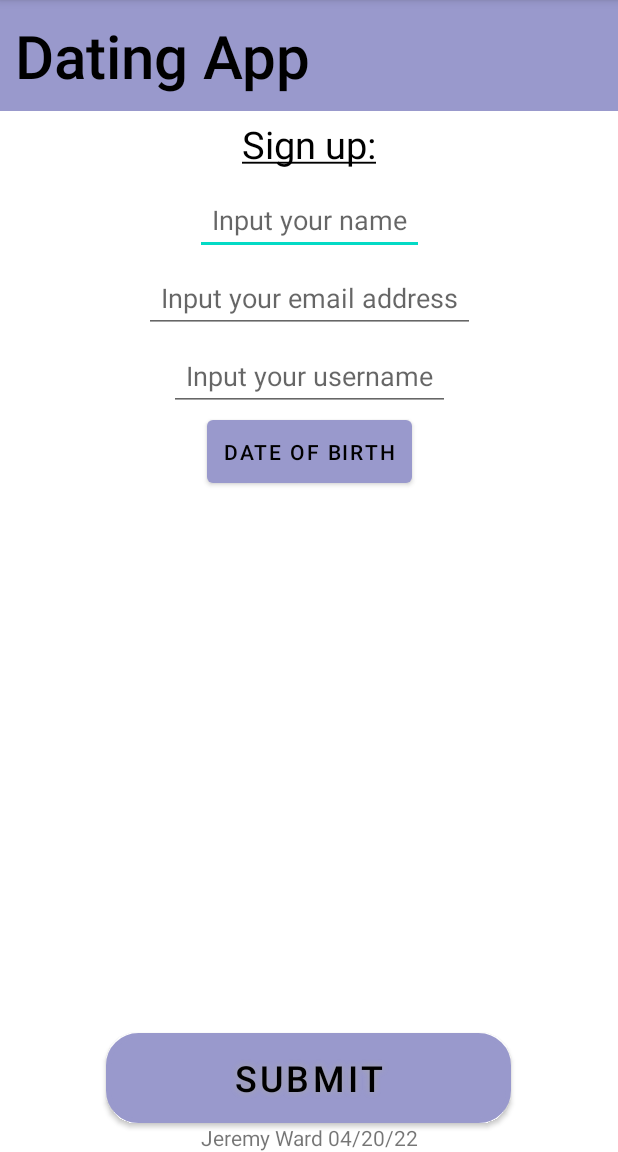
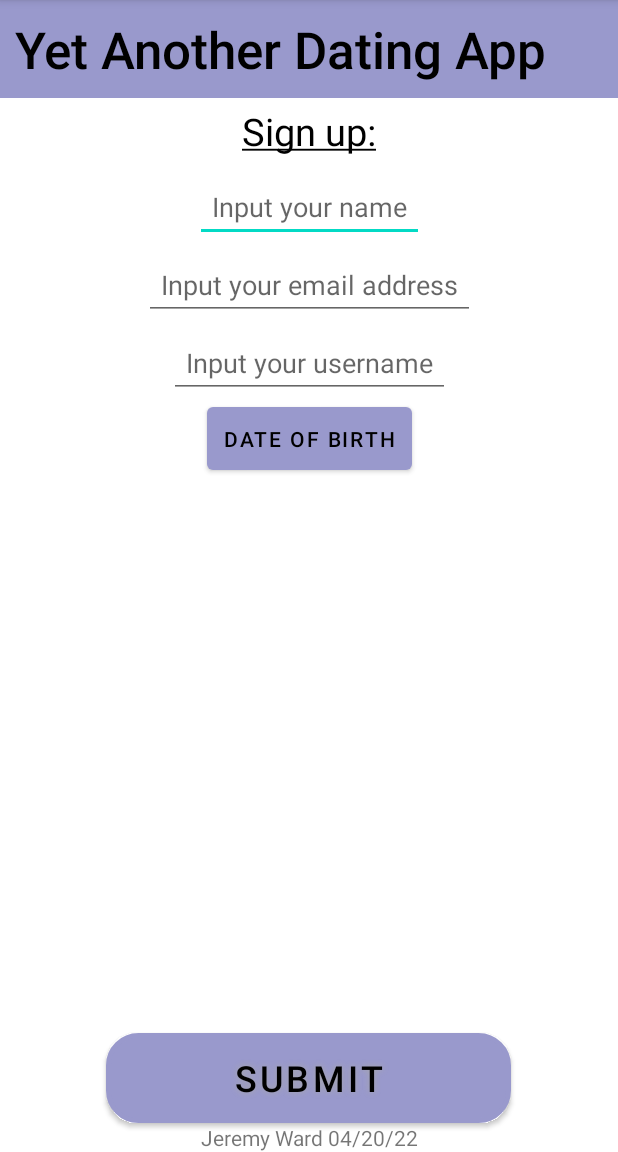
Before and after one commit to Exochos/AD340JeremyWardWeeklyAssignments, an Android app: the screen it shows after launch (MainActivity), on a phone screen of 412 x 824 dp, the part 84-1236 px from its top. Run offline under Robolectric (Android 15) with nearby library versions, the phone set to English and light mode, and no system bars; 1 statement that could not run was skipped.

Commit message:
Succress!@KJLSAD

```diff
--- a/app/src/main/res/layout/activity_main.xml
+++ b/app/src/main/res/layout/activity_main.xml
@@ -61,7 +61,7 @@
         app:layout_constraintEnd_toEndOf="parent"
         app:layout_constraintStart_toStartOf="parent"
         android:padding="10dp"
-        android:textSize="40sp"
+        android:textSize="34sp"
         android:textColor="@android:color/black"
         android:background="#99c"
         android:fontFamily="sans-serif-medium"
--- a/app/src/main/res/values/strings.xml
+++ b/app/src/main/res/values/strings.xml
@@ -2,7 +2,7 @@
     <string name="app_name">AD340JeremyWardWeeklyAssignments</string>
     <string name="personal">Jeremy Ward 04/20/22</string>
     <string name="button1">Submit</string>
-    <string name="formLabel">Dating App</string>
+    <string name="formLabel">Yet Another Dating App</string>
     <string name="signupLabel"><u>Sign up:</u></string>
     <string name="pickTime">Date of Birth</string>
     <string name="name">Input your name</string>
```
Also changed, not shown: 1 other file.
